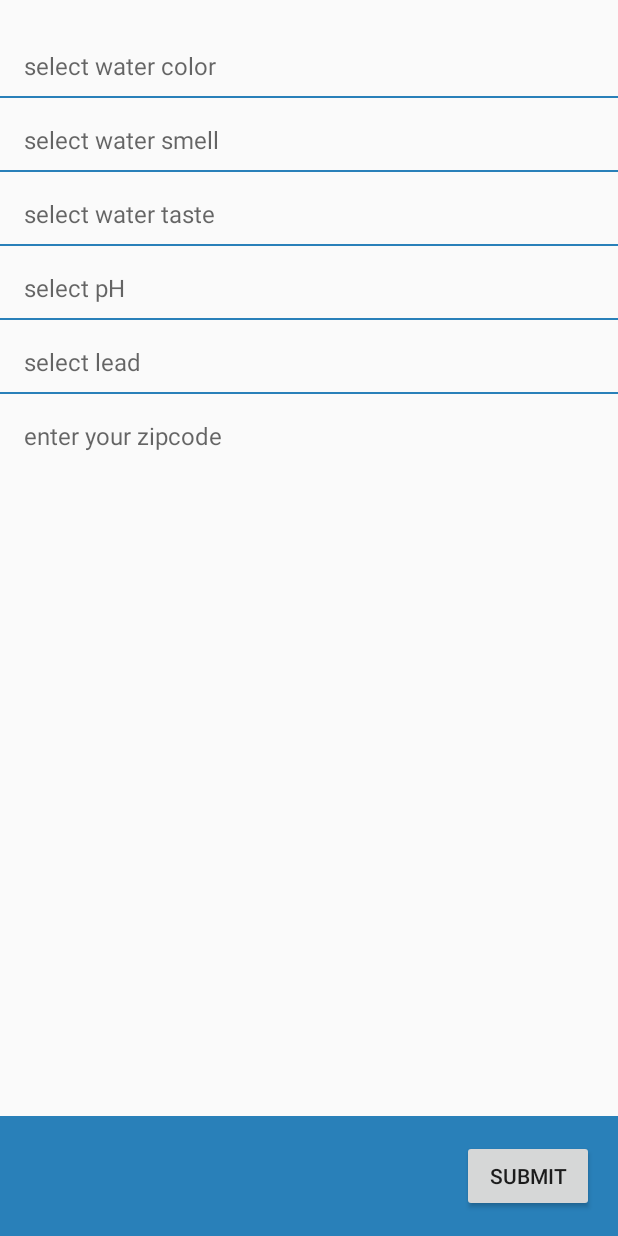
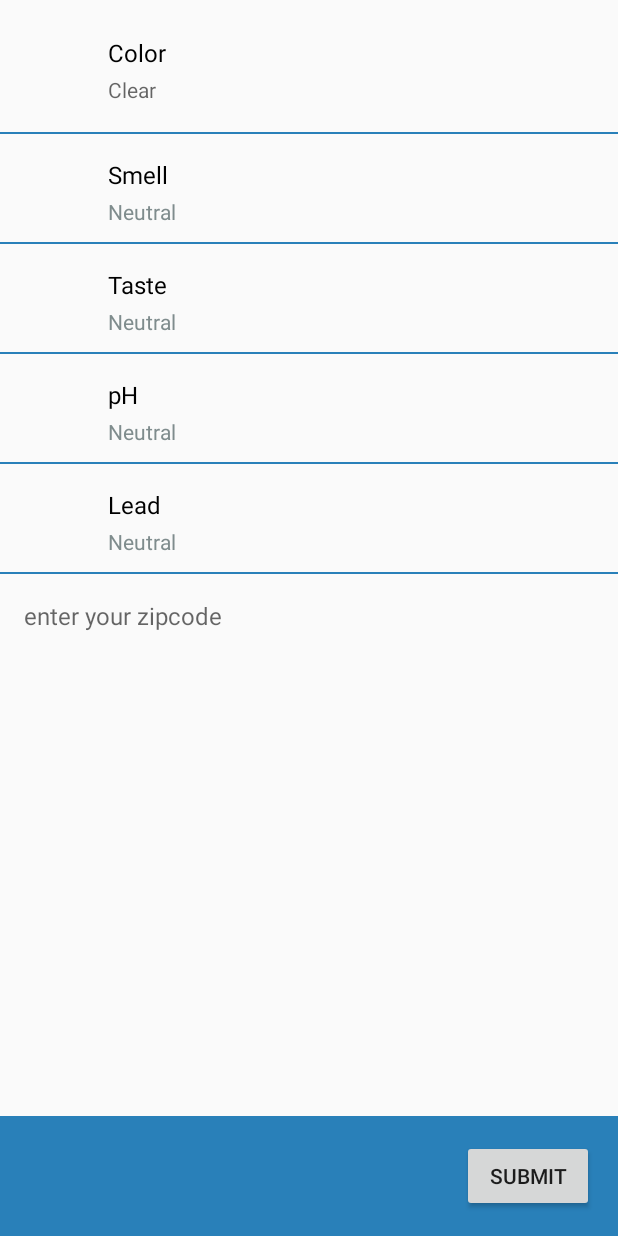
Before and after one commit to PeterMitrano/Watr, an Android app: the layout activity_report.xml on its own in the app's theme, with its tools: preview values and no code run, on a phone screen of 412 x 824 dp. Run offline under Robolectric (Android 15) with nearby library versions, the phone set to English and light mode, and no system bars.

Commit message:
restyled report list

```diff
--- a/android_app/Watr/app/src/main/res/layout/activity_report.xml
+++ b/android_app/Watr/app/src/main/res/layout/activity_report.xml
@@ -6,110 +6,202 @@
     android:layout_height="match_parent"
     tools:context="watr.hack.watr.ReportActivity">
 
+    <ScrollView
+        android:layout_width="fill_parent"
+        android:layout_height="wrap_content">
+
         <LinearLayout
+            android:id="@+id/linearLayout"
             android:layout_width="match_parent"
             android:layout_height="wrap_content"
+            android:divider="@drawable/dividor"
+            android:orientation="vertical"
+            android:paddingBottom="@dimen/activity_vertical_margin"
             android:paddingTop="@dimen/activity_vertical_margin"
-        android:paddingBottom="@dimen/activity_vertical_margin"
-        android:orientation="vertical"
-        android:showDividers="middle"
-        android:divider="@drawable/dividor"
-        android:id="@+id/linearLayout">
+            android:showDividers="middle">
+
+            <LinearLayout
+                android:id="@+id/selectColorItem"
+                android:layout_width="match_parent"
+                android:layout_height="72dp"
+                android:orientation="vertical">
 
                 <TextView
-            android:id="@+id/selectColorItem"
+                    android:id="@+id/selectColorLabel"
                     android:layout_width="match_parent"
-            android:layout_height="48dp"
-            android:textSize="16sp"
-            android:paddingLeft="16dp"
+                    android:layout_height="wrap_content"
+                    android:paddingLeft="72dp"
                     android:paddingTop="8dp"
-            android:singleLine="true"
-            android:background="@null"
-            android:gravity="center_vertical|start"
-            android:hint="select water color"/>
+                    android:text="Color"
+                    android:textColor="@android:color/black"
+                    android:textSize="16sp"/>
 
                 <TextView
+                    android:id="@+id/selectColorValue"
+                    android:layout_width="match_parent"
+                    android:layout_height="wrap_content"
+                    android:hint="Clear"
+                    android:paddingBottom="4dp"
+                    android:paddingLeft="72dp"
+                    android:paddingTop="4dp"
+                    android:textColor="@color/gray"
+                    android:textSize="14sp"/>
+
+            </LinearLayout>
+
+            <LinearLayout
                 android:id="@+id/selectSmellItem"
                 android:layout_width="match_parent"
-            android:layout_height="48dp"
-            android:textSize="16sp"
-            android:paddingLeft="16dp"
-            android:paddingTop="8dp"
-            android:singleLine="true"
-            android:background="@null"
-            android:gravity="center_vertical|start"
-            android:hint="select water smell"/>
+                android:layout_height="72dp"
+                android:orientation="vertical">
 
                 <TextView
+                    android:id="@+id/selectSmellLabel"
+                    android:layout_width="match_parent"
+                    android:layout_height="wrap_content"
+                    android:paddingLeft="72dp"
+                    android:paddingTop="16dp"
+                    android:text="Smell"
+                    android:textColor="@android:color/black"
+                    android:textSize="16sp"/>
+
+                <TextView
+                    android:id="@+id/selectSmellValue"
+                    android:layout_width="match_parent"
+                    android:layout_height="wrap_content"
+                    android:paddingBottom="4dp"
+                    android:paddingLeft="72dp"
+                    android:paddingTop="4dp"
+                    android:text="Neutral"
+                    android:textColor="@color/gray"
+                    android:textSize="14sp"/>
+
+            </LinearLayout>
+
+            <LinearLayout
                 android:id="@+id/selectTasteItem"
                 android:layout_width="match_parent"
-            android:layout_height="48dp"
-            android:textSize="16sp"
-            android:paddingLeft="16dp"
-            android:paddingTop="8dp"
-            android:singleLine="true"
-            android:background="@null"
-            android:gravity="center_vertical|start"
-            android:hint="select water taste"/>
+                android:layout_height="72dp"
+                android:orientation="vertical">
 
                 <TextView
+                    android:id="@+id/selectTasteLabel"
+                    android:layout_width="match_parent"
+                    android:layout_height="wrap_content"
+                    android:paddingLeft="72dp"
+                    android:paddingTop="16dp"
+                    android:text="Taste"
+                    android:textColor="@android:color/black"
+                    android:textSize="16sp"/>
+
+                <TextView
+                    android:id="@+id/selectTasteValue"
+                    android:layout_width="match_parent"
+                    android:layout_height="wrap_content"
+                    android:paddingBottom="4dp"
+                    android:paddingLeft="72dp"
+                    android:paddingTop="4dp"
+                    android:text="Neutral"
+                    android:textColor="@color/gray"
+                    android:textSize="14sp"/>
+
+            </LinearLayout>
+
+            <LinearLayout
                 android:id="@+id/selectpHItem"
                 android:layout_width="match_parent"
-            android:layout_height="48dp"
-            android:textSize="16sp"
-            android:paddingLeft="16dp"
-            android:paddingTop="8dp"
-            android:singleLine="true"
-            android:background="@null"
-            android:gravity="center_vertical|start"
-            android:hint="select pH"/>
+                android:layout_height="72dp"
+                android:orientation="vertical">
 
                 <TextView
+                             android:id="@+id/selectpHLabel"
+                             android:layout_width="match_parent"
+                             android:layout_height="wrap_content"
+                             android:paddingLeft="72dp"
+                             android:paddingTop="16dp"
+                             android:text="pH"
+                             android:textColor="@android:color/black"
+                             android:textSize="16sp"/>
+
+                <TextView
+                    android:id="@+id/selectpHValue"
+                    android:layout_width="match_parent"
+                    android:layout_height="wrap_content"
+                    android:paddingBottom="4dp"
+                    android:paddingLeft="72dp"
+                    android:paddingTop="4dp"
+                    android:text="Neutral"
+                    android:textColor="@color/gray"
+                    android:textSize="14sp"/>
+
+            </LinearLayout>
+
+            <LinearLayout
+
                 android:id="@+id/selectLeadItem"
                 android:layout_width="match_parent"
-            android:layout_height="48dp"
-            android:textSize="16sp"
-            android:paddingLeft="16dp"
-            android:paddingTop="8dp"
-            android:singleLine="true"
-            android:background="@null"
-            android:gravity="center_vertical|start"
-            android:hint="select lead"/>
+                android:layout_height="72dp"
+                android:orientation="vertical">
+
+                <TextView
+                    android:id="@+id/selectLeadLabel"
+                    android:layout_width="match_parent"
+                    android:layout_height="wrap_content"
+                    android:paddingLeft="72dp"
+                    android:paddingTop="16dp"
+                    android:text="Lead"
+                    android:textColor="@android:color/black"
+                    android:textSize="16sp"/>
+
+                <TextView
+                    android:id="@+id/selectLeadValue"
+                    android:layout_width="match_parent"
+                    android:layout_height="wrap_content"
+                    android:paddingBottom="4dp"
+                    android:paddingLeft="72dp"
+                    android:paddingTop="4dp"
+                    android:text="Neutral"
+                    android:textColor="@color/gray"
+                    android:textSize="14sp"/>
+
+            </LinearLayout>
 
             <TextView
                 android:id="@+id/zipcodeItem"
                 android:layout_width="match_parent"
                 android:layout_height="48dp"
-            android:textSize="16sp"
+                android:background="@null"
+                android:gravity="center_vertical|start"
+                android:hint="enter your zipcode"
                 android:paddingLeft="16dp"
                 android:paddingTop="8dp"
                 android:singleLine="true"
-            android:background="@null"
-            android:gravity="center_vertical|start"
-            android:hint="enter your zipcode"/>
+                android:textSize="16sp"/>
 
         </LinearLayout>
 
+    </ScrollView>
+
     <FrameLayout
+        android:id="@+id/submit_frame"
         android:layout_width="match_parent"
         android:layout_height="wrap_content"
-        android:id="@+id/submit_frame"
-        android:background="?attr/colorPrimaryDark"
         android:layout_alignParentBottom="true"
-        android:layout_alignParentStart="true">
+        android:layout_alignParentStart="true"
+        android:background="?attr/colorPrimaryDark">
 
         <Button
+            android:id="@+id/submit_button"
             android:layout_width="wrap_content"
             android:layout_height="48dp"
-            android:text="Submit"
+            android:layout_alignBottom="@+id/frameLayout"
+            android:layout_alignEnd="@+id/linearLayout"
+            android:layout_gravity="right"
+            android:layout_marginBottom="@dimen/activity_vertical_margin"
             android:layout_marginLeft="@dimen/activity_horizontal_margin"
             android:layout_marginRight="@dimen/activity_horizontal_margin"
             android:layout_marginTop="@dimen/activity_vertical_margin"
-            android:layout_marginBottom="@dimen/activity_vertical_margin"
-            android:id="@+id/submit_button"
-            android:layout_gravity="right"
-            android:layout_alignBottom="@+id/frameLayout"
-            android:layout_alignEnd="@+id/linearLayout"/>
+            android:text="Submit"/>
     </FrameLayout>
 
 </RelativeLayout>
```
Lines whose indentation alone changed are shown as unchanged.
